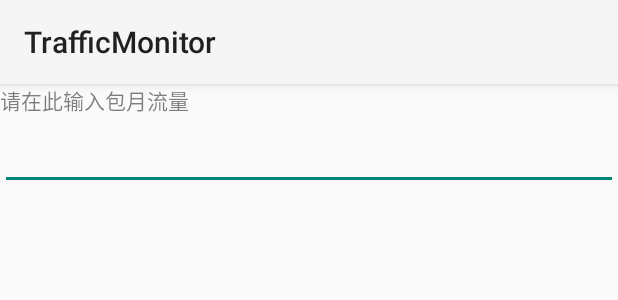
After one commit to yunxiyinzhe/NetworkTrafficMonitor, an Android app: the layout monthly_plan_dialog.xml on its own in the app's theme, with its tools: preview values and no code run, on a phone screen of 412 x 824 dp. The commit adds this screen. Shown: the top 300 px of the screen. Run offline under Robolectric (Android 15) with nearby library versions, the phone set to English and light mode, and no system bars.

Commit message:
one commit before sleep

```diff
--- /dev/null
+++ b/app/src/main/res/drawable-xhdpi/ic_month_plan_bg.xml
@@ -0,0 +1,4 @@
+<?xml version="1.0" encoding="utf-8"?>
+<selector xmlns:android="http://schemas.android.com/apk/res/android">
+    <item android:state_pressed="true" android:drawable="@color/hint" />
+</selector>
--- /dev/null
+++ b/app/src/main/res/layout/monthly_plan_dialog.xml
@@ -0,0 +1,21 @@
+<?xml version="1.0" encoding="utf-8"?>
+<LinearLayout xmlns:android="http://schemas.android.com/apk/res/android"
+    android:orientation="vertical"
+    android:layout_width="match_parent"
+    android:layout_height="wrap_content">
+
+    <TextView
+        android:layout_width="wrap_content"
+        android:layout_height="wrap_content"
+        android:textColor="#80000000"
+        android:text="@string/monthly_plan_setting_tips" />
+
+    <EditText
+        android:id="@+id/password"
+        android:layout_width="match_parent"
+        android:layout_height="wrap_content"
+        android:layout_marginTop="4dp"
+        android:textColor="#000000"
+        android:inputType="textPassword" />
+
+</LinearLayout>
--- a/app/src/main/res/values/strings.xml
+++ b/app/src/main/res/values/strings.xml
@@ -6,7 +6,6 @@
     <string name="setting_title">设置</string>
     <string name="traffic_monitor_text">流量监控</string>
     <string name="month_plan_text">包月流量</string>
-    <string name="month_plan_editor_pointer">◢</string>
     <string name="month_plan_limit_text">月流量限额</string>
     <string name="app_detail_title">应用流量信息</string>
     <string name="app_detail_tips">显示开机以来应用流量信息</string>
```
Also changed, not shown: app/src/main/java/com/dylangao/networktrafficmonitor/ui/TrafficSettingActivity.java (+39 -0 lines), app/src/main/res/layout/traffic_setting_layout.xml (+29 -28 lines).
